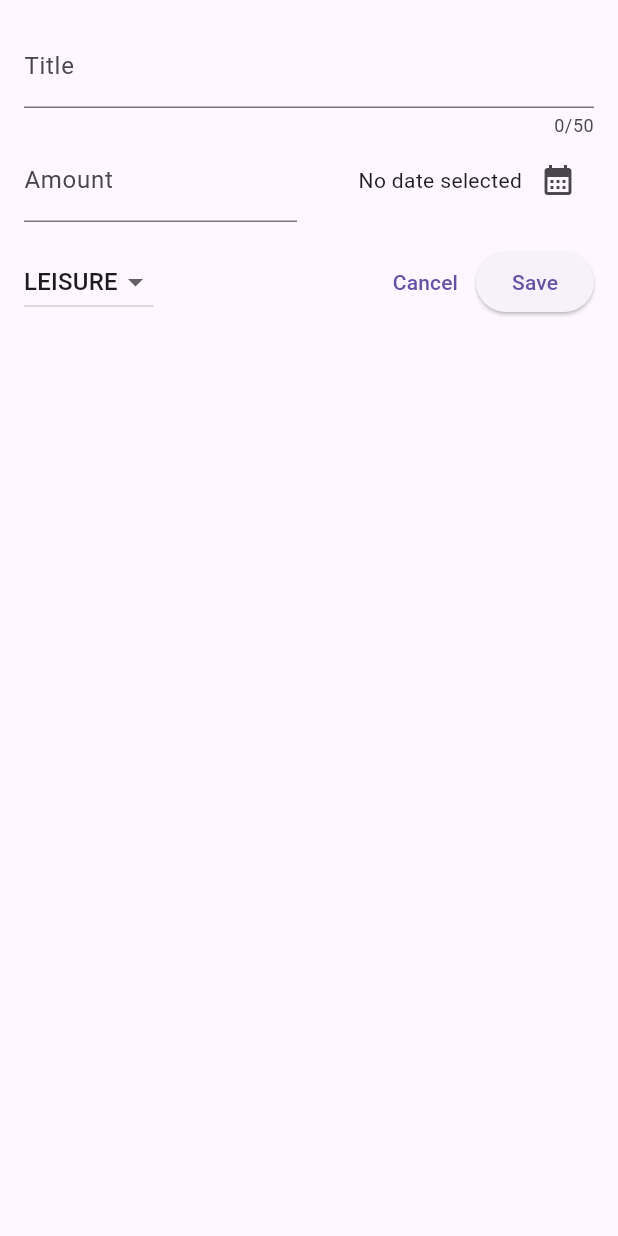
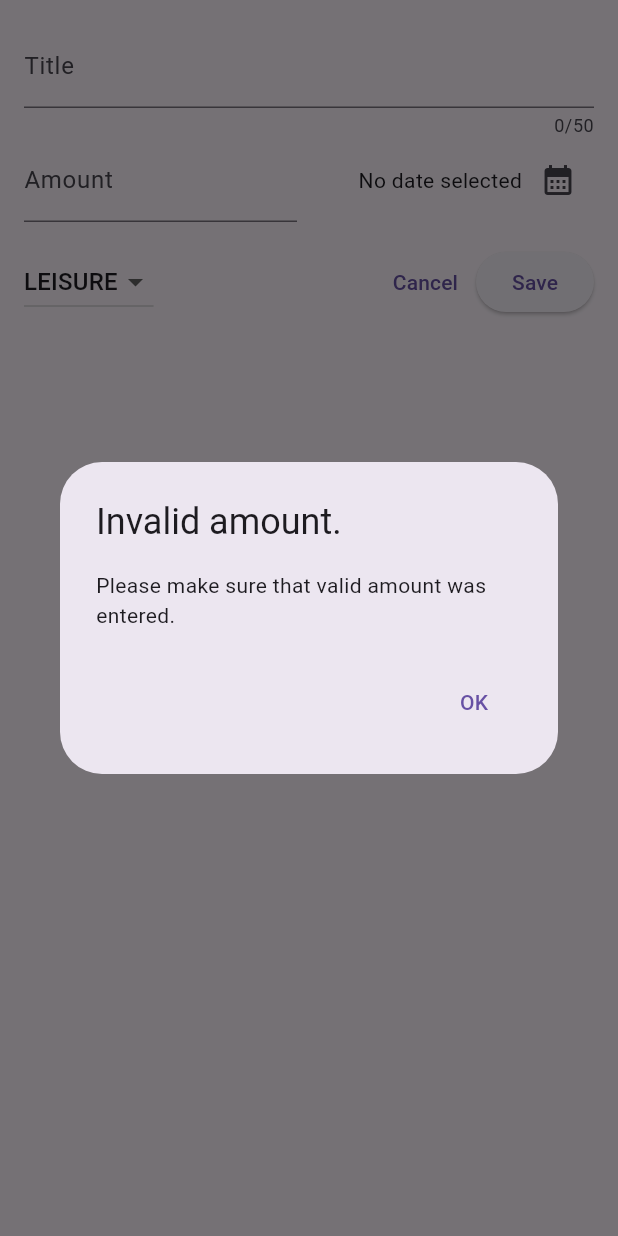
Before and after one commit to M0bileDev/flutter_expense_tracker, a Flutter app: the NewExpense widget shown alone on an empty page, opened directly, after a tap on "Save", on a phone screen of 412 x 824 dp. Run offline on Flutter 3.47's test engine with Material 3 defaults, Android fonts, the phone set to English and light mode, and no system bars.

Commit message:
280320251928

```diff
--- a/lib/widgets/new_expense.dart
+++ b/lib/widgets/new_expense.dart
@@ -44,14 +44,54 @@ class _NewExpenseState extends State<NewExpense> {
   void _submitExpenseData() {
     final enteredAmount = double.tryParse(_amountController.text);
     if (enteredAmount == null || enteredAmount < 0) {
-      //showe some error
+      showDialog(
+        context: context,
+        builder: (buildContext) => AlertDialog(
+          title: Text('Invalid amount.'),
+          content: Text('Please make sure that valid amount was entered.'),
+          actions: [
+            TextButton(
+              onPressed: () => Navigator.pop(context),
+              child: Text('OK'),
+            )
+          ],
+        ),
+      );
+      return;
     }
     if (_titleController.text.trim().isEmpty) {
-      //show some eroor
+      showDialog(
+        context: context,
+        builder: (buildContext) => AlertDialog(
+          title: Text('Invalid title.'),
+          content: Text('Please make sure that valid title was entered.'),
+          actions: [
+            TextButton(
+              onPressed: () => Navigator.pop(context),
+              child: Text('OK'),
+            )
+          ],
+        ),
+      );
+      return;
     }
     if (_selectedDate == null) {
-      //show some error
+      showDialog(
+        context: context,
+        builder: (buildContext) => AlertDialog(
+          title: Text('Invalid date.'),
+          content: Text('Please make sure that valid date was selected.'),
+          actions: [
+            TextButton(
+              onPressed: () => Navigator.pop(context),
+              child: Text('OK'),
+            )
+          ],
+        ),
+      );
+      return;
     }
+    Navigator.pop(context);
   }
 
 //💡 Only State class can implement dispose method
```
